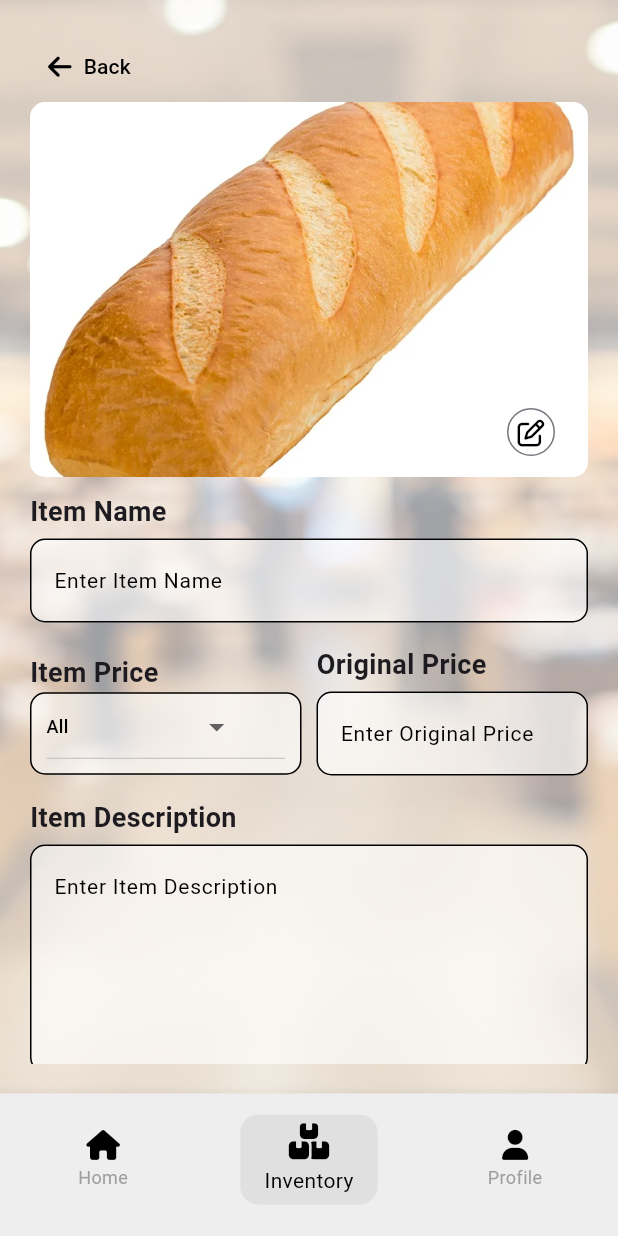
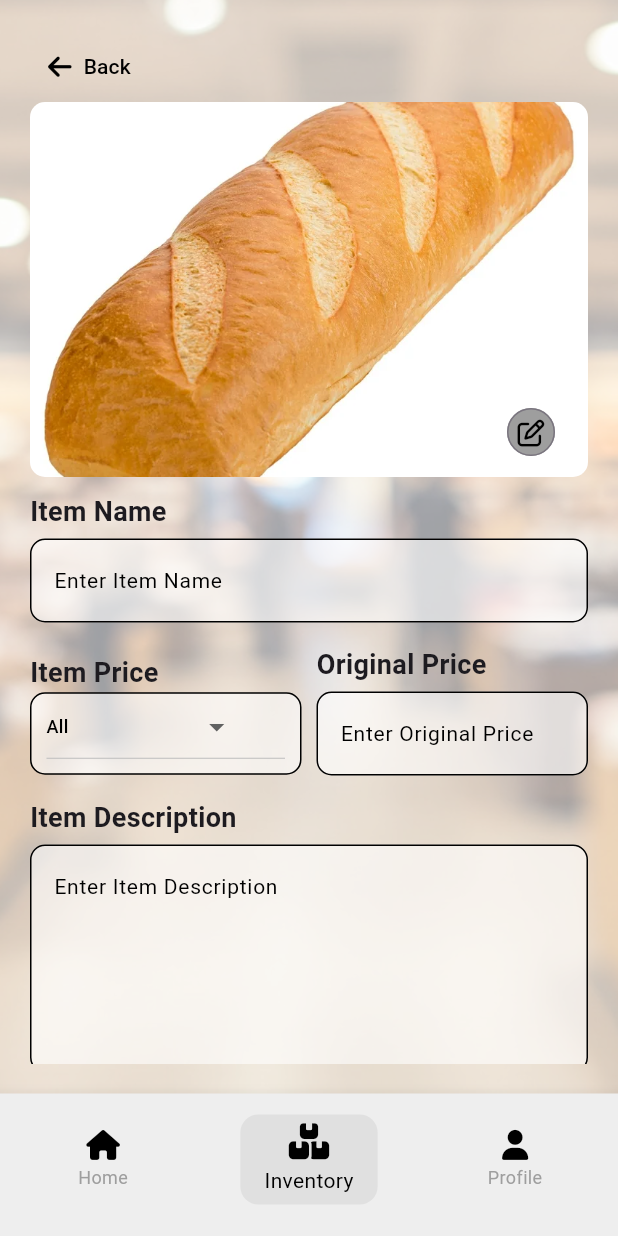
Before and after one commit to yaboywf/refresh-deals, a Flutter app: the ShopEditorPage screen opened by its route, on a phone screen of 412 x 824 dp. Run offline on Flutter 3.47's test engine with Material 3 defaults, Android fonts, the light colour scheme and no system bars; our stand-ins replace font_awesome_flutter; network calls fail.

Commit message:
adding multiple pages and fixed bugs

```diff
--- a/lib/pages/buyer_product.dart
+++ b/lib/pages/buyer_product.dart
@@ -85,7 +85,7 @@ class _BuyerProductState extends State<BuyerProductPage> {
                   children: [
                     TextButton.icon(
                       onPressed: () {
-                        Navigator.pushReplacementNamed(context, '/buyer_shop');
+                        Navigator.pushReplacementNamed(context, '/product_listings', arguments: {'accountType': 'buyer'});
                       },
                       style: ButtonStyle(
                         padding: WidgetStatePropertyAll(
--- a/lib/pages/login.dart
+++ b/lib/pages/login.dart
@@ -39,6 +39,7 @@ class LoginPage extends StatelessWidget {
                 controller: passwordController,
                 hintText: 'Enter Password',
                 obscureText: true,
+                maxLines: 1,
               ),
               SizedBox(height: 20),
               Center(
--- a/lib/pages/profile.dart
+++ b/lib/pages/profile.dart
@@ -5,9 +5,9 @@ import '../widgets/text_label.dart';
 import '../widgets/header.dart';
 import '../widgets/background.dart';
 
-class Profile extends StatelessWidget {
+class ProfilePage extends StatelessWidget {
   String accountType;
-  Profile({super.key, this.accountType = 'buyer'});
+  ProfilePage({super.key, this.accountType = 'buyer'});
 
   Future<String> fetchData() async {
     await Future.delayed(const Duration(seconds: 2));
--- a/lib/pages/shop_editor.dart
+++ b/lib/pages/shop_editor.dart
@@ -35,7 +35,7 @@ class _ShopEditorPageState extends State<ShopEditorPage> {
               TextButton.icon(
                 icon: FaIcon(FontAwesomeIcons.arrowLeft, color: Colors.black),
                 onPressed:
-                    () => Navigator.pushReplacementNamed(context, '/shop_home'),
+                    () => Navigator.pushReplacementNamed(context, '/product_listings', arguments: {'accountType': 'shop'}),
                 label: Text("Back", style: TextStyle(color: Colors.black)),
               ),
               Container(
@@ -56,7 +56,7 @@ class _ShopEditorPageState extends State<ShopEditorPage> {
                       child: OutlinedButton(
                         onPressed: () {},
                         style: OutlinedButton.styleFrom(
-                          backgroundColor: Colors.white,
+                          backgroundColor: Colors.grey,
                           shape: CircleBorder(),
                           padding: EdgeInsets.all(15.0),
                           alignment: Alignment.center,
--- a/lib/widgets/navigation_bar.dart
+++ b/lib/widgets/navigation_bar.dart
@@ -17,7 +17,8 @@ class _NavigationBarState extends State<NavBar> {
     {
       'icon': FontAwesomeIcons.cartShopping,
       'label': 'Shop',
-      'route': '/buyer_shop',
+      'route': '/product_listings',
+      "args": "accountType=buyer",
     },
     {
       'icon': FontAwesomeIcons.solidUser,
@@ -28,7 +29,12 @@ class _NavigationBarState extends State<NavBar> {
 
   static const sellerNavData = [
     {'icon': FontAwesomeIcons.house, 'label': 'Home', 'route': '/shop_home'},
-    {'icon': FontAwesomeIcons.boxesStacked, 'label': 'Inventory'},
+    {
+      'icon': FontAwesomeIcons.boxesStacked,
+      'label': 'Inventory',
+      'route': '/product_listings',
+      "args": "accountType=shop",
+    },
     {
       'icon': FontAwesomeIcons.solidUser,
       'label': 'Profile',
@@ -39,7 +45,8 @@ class _NavigationBarState extends State<NavBar> {
 
   @override
   Widget build(BuildContext context) {
-    final navData = widget.accountType == 'buyer' ? buyerNavData : sellerNavData;
+    final navData =
+        widget.accountType == 'buyer' ? buyerNavData : sellerNavData;
 
     return BottomNavigationBar(
       backgroundColor: Colors.grey.shade200,
@@ -48,9 +55,13 @@ class _NavigationBarState extends State<NavBar> {
         Navigator.pushReplacementNamed(
           context,
           navData[index]['route'] as String,
-          arguments: navData[index].containsKey('args')
-            ? {(navData[index]['args'] as String).split('=')[0]: (navData[index]['args'] as String).split('=')[1]}
-            : null,
+          arguments:
+              navData[index].containsKey('args')
+                  ? {
+                    (navData[index]['args'] as String).split('=')[0]:
+                        (navData[index]['args'] as String).split('=')[1],
+                  }
+                  : null,
         );
       },
       type: BottomNavigationBarType.fixed,
--- a/lib/widgets/text_field.dart
+++ b/lib/widgets/text_field.dart
@@ -22,7 +22,7 @@ class CustomTextField extends StatelessWidget {
       padding: const EdgeInsets.symmetric(vertical: 5.0),
       child: TextField(
         minLines: maxLines ?? 1,
-        maxLines: null,
+        maxLines: obscureText ? 1 : null,
         controller: controller,
         obscureText: obscureText,
         cursorColor: Colors.black,
```
Also changed, not shown: lib/main.dart (+4 -4 lines), lib/pages/product_listings.dart (renamed from lib/pages/buyer_shop.dart, +12 -4 lines), lib/widgets/product_details_card.dart (+30 -16 lines).
